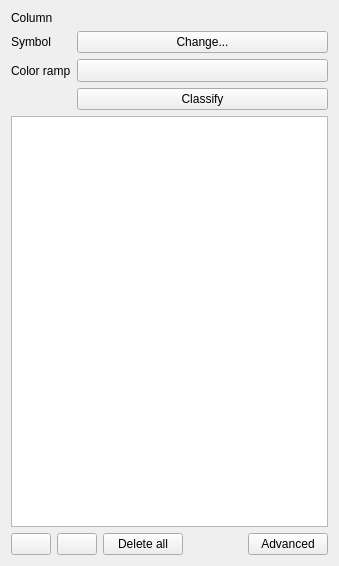
qgis/QGIS, file src/ui/qgscategorizedsymbolrendererv2widget.ui: the form before one commit.
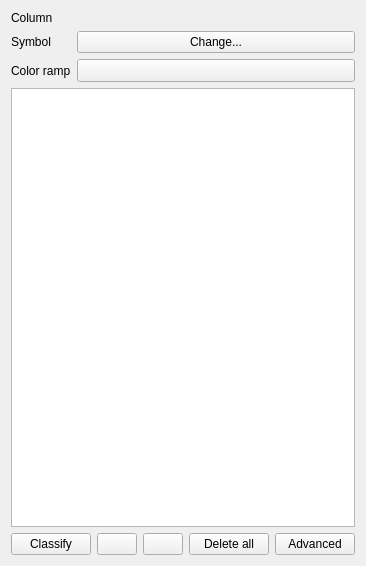
The form after the commit. Icons and pictures are not drawn. Custom widgets are drawn as their Qt base class.

Commit message: removes indenting in interpolation mode move classify back to original place

```diff
--- a/src/ui/qgscategorizedsymbolrendererv2widget.ui
+++ b/src/ui/qgscategorizedsymbolrendererv2widget.ui
@@ -11,13 +11,6 @@
    </rect>
   </property>
   <layout class="QGridLayout" name="gridLayout">
-   <item row="4" column="1">
-    <widget class="QPushButton" name="btnAddCategories">
-     <property name="text">
-      <string>Classify</string>
-     </property>
-    </widget>
-   </item>
    <item row="1" column="1">
     <widget class="QPushButton" name="btnChangeCategorizedSymbol">
      <property name="sizePolicy">
@@ -67,6 +60,13 @@
    </item>
    <item row="6" column="0" colspan="2">
     <layout class="QHBoxLayout" name="horizontalLayout_3">
+     <item>
+      <widget class="QPushButton" name="btnAddCategories">
+       <property name="text">
+        <string>Classify</string>
+       </property>
+      </widget>
+     </item>
      <item>
       <widget class="QPushButton" name="btnAddCategory">
        <property name="toolTip">
```
Left out of the diff: 10 changed lines with no effect on the pictures. The commit also changes 2 other files.
